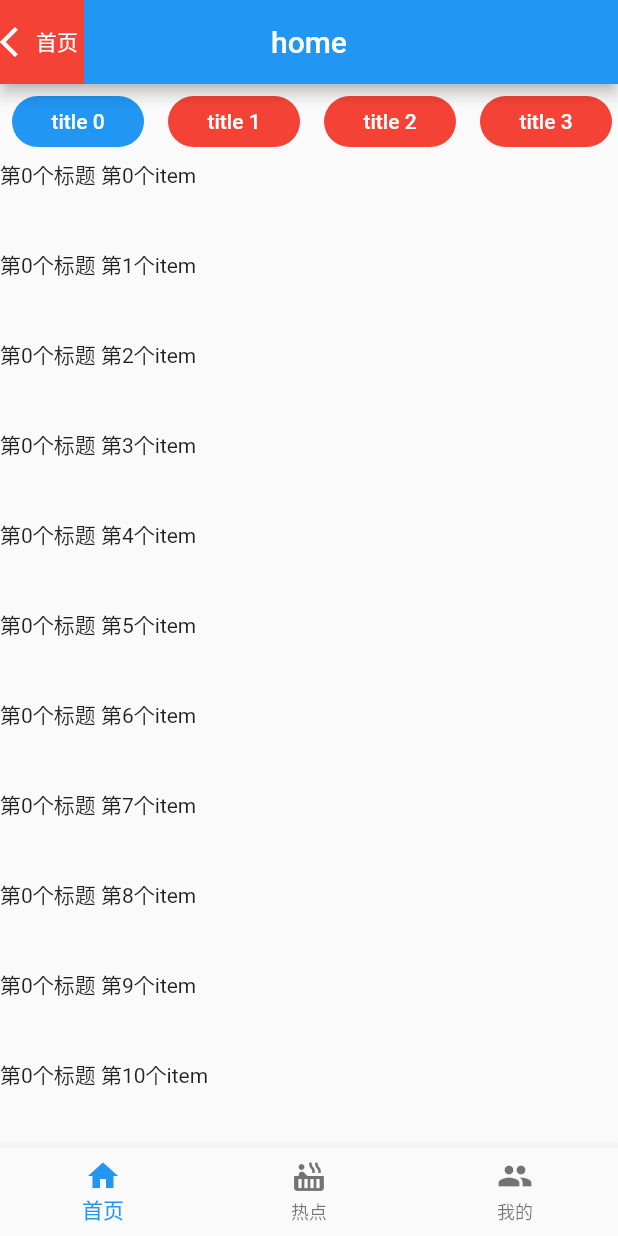
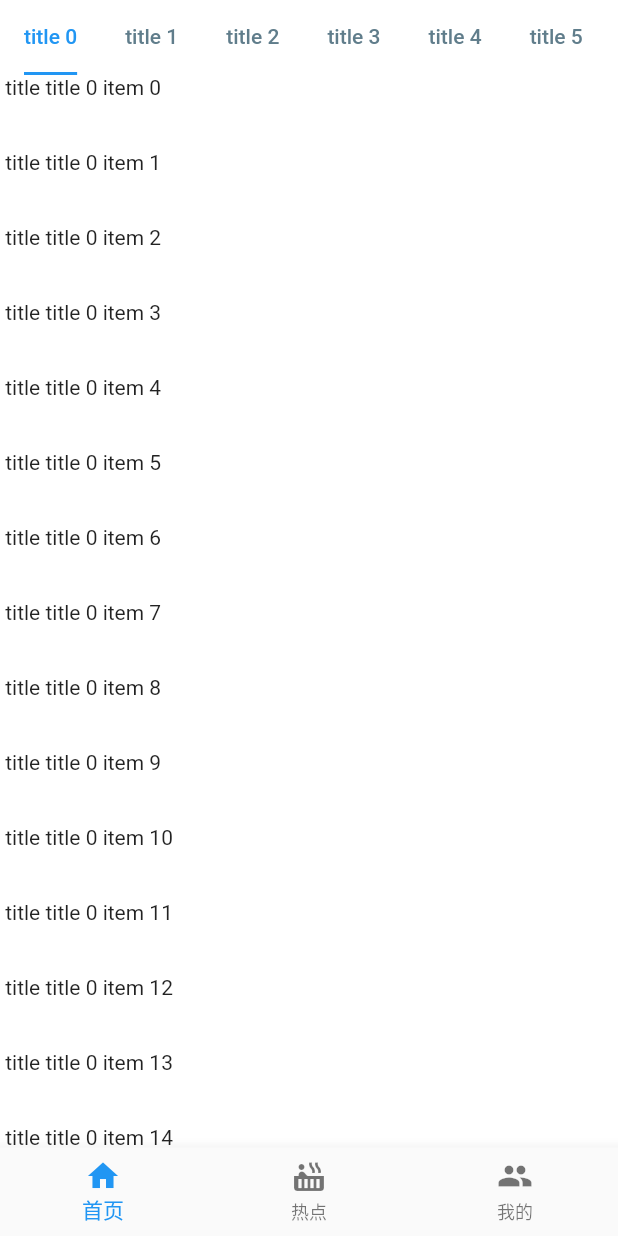
Before and after one commit to Colaman0/flutter-v2ex, a Flutter app: the screen it shows after launch, on a phone screen of 412 x 824 dp. Run offline on Flutter 3.47's test engine with Material 2 defaults, Android fonts, the phone set to English and light mode, and no system bars; our stand-ins replace dio.

Commit message:
feat:重构首页结构

```diff
--- a/lib/MainHome.dart
+++ /dev/null
@@ -1,73 +0,0 @@
-import 'package:flutter/cupertino.dart';
-import 'package:flutter/material.dart';
-
-class MainHome extends StatefulWidget {
-  @override
-  State<StatefulWidget> createState() {
-    return MainHomeState();
-  }
-}
-
-class MainHomeState extends State<MainHome> {
-  var isLoading = false;
-  var btnIndex = 0;
-
-  @override
-  Widget build(BuildContext context) {
-    return isLoading ? getLoading() : getContent();
-  }
-
-  Widget getContent() {
-    return Column(
-      crossAxisAlignment: CrossAxisAlignment.center,
-      children: <Widget>[
-        Container(
-          width: double.infinity,
-          height: 50,
-          child: getTitle(),
-        ),
-        Flexible(
-          flex: 1,
-          child: ListView.builder(
-              itemCount: 10000,
-              itemExtent: 60,
-              itemBuilder: (BuildContext context, int index) {
-                return Text("第$btnIndex个标题 第$index个item");
-              }),
-        )
-      ],
-    );
-  }
-
-  Widget getLoading() {
-    return Center(
-      child: CircularProgressIndicator(),
-    );
-  }
-
-  Widget getTitle() {
-    List<Widget> titles = List();
-    for (int i = 0; i < 10; i++) {
-      titles.add(Container(
-          alignment: Alignment.center,
-          margin: EdgeInsets.all(8),
-          child: FlatButton(
-            color: i == btnIndex ? Colors.blue : Colors.red,
-            colorBrightness: Brightness.dark,
-            splashColor: Colors.grey,
-            child: Text("title $i"),
-            shape: RoundedRectangleBorder(
-                borderRadius: BorderRadius.circular(20.0)),
-            onPressed: () {
-              setState(() {
-                btnIndex = i;
-              });
-            },
-          )));
-    }
-    return ListView(
-      scrollDirection: Axis.horizontal,
-      children: titles,
-    );
-  }
-}
--- a/lib/main.dart
+++ b/lib/main.dart
@@ -1,11 +1,12 @@
 import 'package:flutter/material.dart';
 import 'package:flutter/rendering.dart';
-import 'package:flutter/scheduler.dart';
-import 'package:flutterapp/Router.dart';
+import 'package:flutter/services.dart';
+import 'package:flutterapp/view/Home.dart';
 
-import 'MainHome.dart';
-
-void main() => runApp(new MyApp());
+void main() {
+  runApp(new MyApp());
+  SystemChrome.setSystemUIOverlayStyle(SystemUiOverlayStyle.light);
+}
 
 class MyApp extends StatelessWidget {
   var currentPage = 0;
@@ -32,26 +33,16 @@ class HomeState extends State<Home> {
 
   @override
   Widget build(BuildContext context) {
-    return Scaffold(
-      appBar: AppBar(
-        centerTitle: true,
-        title: Text("home"),
-        leading: Container(
-          decoration: BoxDecoration(color: Colors.red),
-          alignment: Alignment.center,
-          child: Row(
-            children: <Widget>[
-              Icon(Icons.arrow_back_ios),
-              Text("首页"),
-            ],
-          ),
-        ),
-      ),
+    return SafeArea(
+
+      child: Scaffold(
+        backgroundColor: Colors.white,
         bottomNavigationBar: BottomNavigationBar(
           currentIndex: currentPage,
           items: [
             BottomNavigationBarItem(title: Text("首页"), icon: Icon(Icons.home)),
-          BottomNavigationBarItem(title: Text("热点"), icon: Icon(Icons.hot_tub)),
+            BottomNavigationBarItem(
+                title: Text("热点"), icon: Icon(Icons.hot_tub)),
             BottomNavigationBarItem(title: Text("我的"), icon: Icon(Icons.people))
           ],
           onTap: onPageSwitch,
@@ -61,11 +52,12 @@ class HomeState extends State<Home> {
           controller: pageController,
           onPageChanged: onPageChange,
           children: <Widget>[
-          MainHome(),
+            HomePage(),
             Text("热点"),
             Text("我的"),
           ],
         ),
+      )
     );
   }
 
--- /dev/null
+++ b/lib/view/Home.dart
@@ -0,0 +1,116 @@
+import 'package:flutter/cupertino.dart';
+import 'package:flutter/material.dart';
+import 'package:flutterapp/main.dart';
+
+class HomePage extends StatefulWidget {
+  @override
+  _HomePageState createState() => _HomePageState();
+}
+
+class _HomePageState extends State<HomePage>
+    with SingleTickerProviderStateMixin {
+  var isLoading = false;
+  TabController tabController;
+  var titles = List<String>();
+
+  _HomePageState() {
+    for (int i = 0; i < 10; i++) {
+      titles.add("title $i");
+    }
+  }
+
+  @override
+  Widget build(BuildContext context) {
+    return isLoading ? getLoading() : getContent();
+  }
+
+  @override
+  initState() {
+    tabController = new TabController(length: titles.length, vsync: this);
+    super.initState();
+  }
+
+  Widget getContent() {
+    return Column(
+      crossAxisAlignment: CrossAxisAlignment.center,
+      children: <Widget>[
+        Container(
+          width: double.infinity,
+          height: 50,
+          child: TabBar(
+            controller: tabController,
+            isScrollable: true,
+            indicatorSize: TabBarIndicatorSize.label,
+            unselectedLabelColor: Colors.blueGrey,
+            unselectedLabelStyle: TextStyle(),
+            labelColor: Colors.blue,
+            tabs: titles.map((title) => Tab(text: title)).toList(),
+          ),
+        ),
+        Flexible(
+          flex: 1,
+          child: TabBarView(
+            controller: tabController,
+            children: titles.map((title) => PageContentWidget(title)).toList(),
+          ),
+        )
+      ],
+    );
+  }
+
+  List<Widget> getTabs() {
+    var tabs = List<Widget>();
+    for (var value in titles) {
+      if (tabs.length > 3) {
+        tabs.add(Text(
+          "$value --",
+          style: TextStyle(color: Colors.blue),
+        ));
+      } else {
+        tabs.add(Text(
+          "$value",
+          style: TextStyle(color: Colors.blue),
+        ));
+      }
+    }
+    return tabs;
+  }
+
+  Widget getLoading() {
+    return Center(
+      child: CircularProgressIndicator(),
+    );
+  }
+}
+
+class PageContentWidget extends StatefulWidget {
+  final String title;
+
+  PageContentWidget(this.title);
+
+  @override
+  State<StatefulWidget> createState() {
+    // TODO: implement createState
+    return PageContentWidgetState(title);
+  }
+}
+
+class PageContentWidgetState extends State<PageContentWidget>
+    with AutomaticKeepAliveClientMixin {
+  final String title;
+
+  PageContentWidgetState(this.title);
+
+  @override
+  Widget build(BuildContext context) {
+    return ListView.builder(
+        controller: ScrollController(keepScrollOffset: true),
+        itemExtent: 50,
+        itemBuilder: (BuildContext context, int index) {
+          return Text(" title $title item $index");
+        });
+  }
+
+  @override
+  bool get wantKeepAlive => true;
+}
--- a/pubspec.yaml
+++ b/pubspec.yaml
@@ -20,11 +20,14 @@ dependencies:
   flutter:
     sdk: flutter
 
+
   # The following adds the Cupertino Icons font to your application.
   # Use with the CupertinoIcons class for iOS style icons.
   cupertino_icons: ^0.1.2
 
-  english_words : ^3.1.0
+  english_words: ^3.1.0
+  dio: ^2.1.13
+
 
 dev_dependencies:
   flutter_test:
```
Also changed, not shown: lib/api/Api.dart (added, +17 -0 lines), lib/api/DioClient.dart (added, +20 -0 lines), lib/view/DropClickView.dart (added, +47 -0 lines), pubspec.lock. Lines whose indentation alone changed are shown as unchanged.
